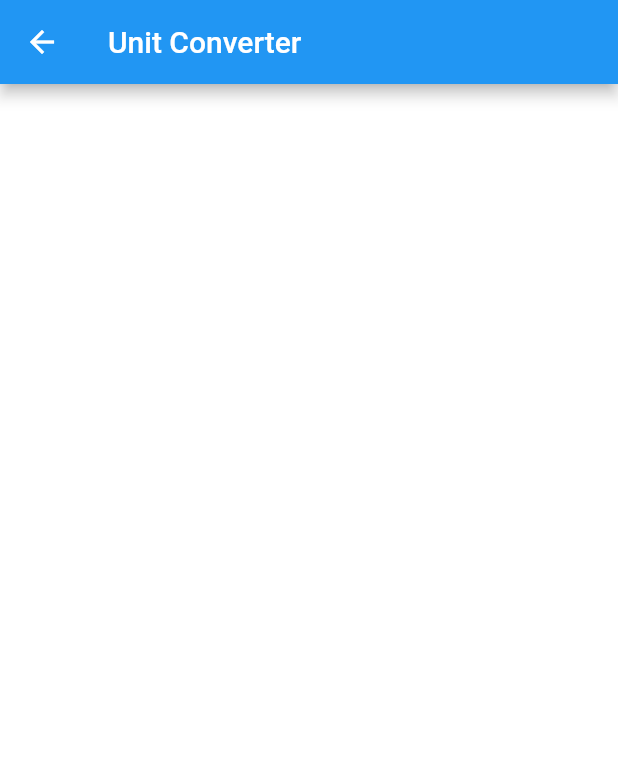
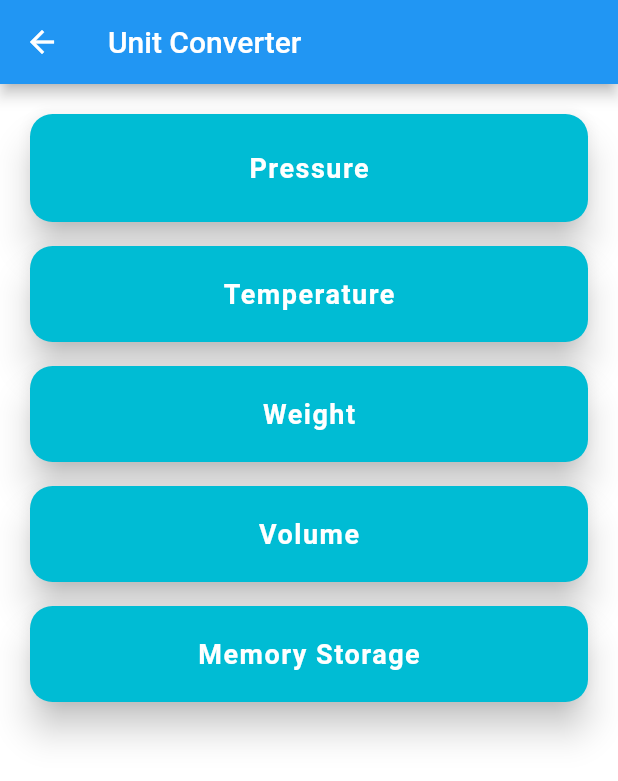
Before and after one commit to govindj6/enggtools, a Flutter app: the UnitConverter screen opened directly, on a phone screen of 412 x 824 dp. Shown: the top 781 px of the screen. Run offline on Flutter 3.47's test engine with Material 2 defaults, Android fonts, the phone set to English and light mode, and no system bars.

Commit message:
Created screen for unit conversion and created dropdown list also.

```diff
--- a/lib/UnitConverter.dart
+++ b/lib/UnitConverter.dart
@@ -1,17 +1,9 @@
+import 'package:enggtools/entities/Converter.dart';
 import 'package:flutter/cupertino.dart';
 import 'package:flutter/material.dart';
 
 class UnitConverter extends StatefulWidget {
   UnitConverter({Key? key, required this.title}) : super(key: key);
-
-  // This widget is the home page of your application. It is stateful, meaning
-  // that it has a State object (defined below) that contains fields that affect
-  // how it looks.
-
-  // This class is the configuration for the state. It holds the values (in this
-  // case the title) provided by the parent (in this case the App widget) and
-  // used by the build method of the State. Fields in a Widget subclass are
-  // always marked "final".
 
   final String title;
 
@@ -29,6 +21,166 @@ class _UnitConverter extends State<UnitConverter> {
         body: Container(
           color: Colors.white,
           padding: EdgeInsets.all(16.0),
+          child: Column(
+            //mainAxisAlignment: MainAxisAlignment.spaceEvenly,
+            children: [
+              GestureDetector(
+                onTap: () {
+                  Navigator.push(
+                    context,
+                    MaterialPageRoute(
+                        builder: (context) => Converter(title: 'Pressure')),
+                  );
+                },
+                child: Container(
+                  width: double.infinity,
+                  height: 80,
+                  child: Card(
+                    shape: RoundedRectangleBorder(
+                      borderRadius: BorderRadius.circular(15.0),
+                    ),
+                    color: Colors.cyan,
+                    elevation: 10,
+                    child: Center(
+                      child: Text(
+                        "Pressure",
+                        style: TextStyle(
+                            fontSize: 18.0,
+                            fontWeight: FontWeight.bold,
+                            color: Colors.white,
+                            letterSpacing: 1.0),
+                      ),
+                    ),
+                  ),
+                ),
+              ),
+              GestureDetector(
+                onTap: () {
+                  Navigator.push(
+                    context,
+                    MaterialPageRoute(
+                        builder: (context) => Converter(title: 'Temperature')),
+                  );
+                },
+                child: Container(
+                  width: double.infinity,
+                  height: 80,
+                  padding: EdgeInsets.only(top: 8.0),
+                  child: Card(
+                    shape: RoundedRectangleBorder(
+                      borderRadius: BorderRadius.circular(15.0),
+                    ),
+                    color: Colors.cyan,
+                    elevation: 10,
+                    child: Center(
+                      child: Text(
+                        "Temperature",
+                        style: TextStyle(
+                            fontSize: 18.0,
+                            fontWeight: FontWeight.bold,
+                            color: Colors.white,
+                            letterSpacing: 1.0),
+                      ),
+                    ),
+                  ),
+                ),
+              ),
+              GestureDetector(
+                onTap: () {
+                  Navigator.push(
+                    context,
+                    MaterialPageRoute(
+                        builder: (context) => Converter(title: 'Weight')),
+                  );
+                },
+                child: Container(
+                  width: double.infinity,
+                  height: 80,
+                  padding: EdgeInsets.only(top: 8.0),
+                  child: Card(
+                    shape: RoundedRectangleBorder(
+                      borderRadius: BorderRadius.circular(15.0),
+                    ),
+                    color: Colors.cyan,
+                    elevation: 10,
+                    child: Center(
+                      child: Text(
+                        "Weight",
+                        style: TextStyle(
+                            fontSize: 18.0,
+                            fontWeight: FontWeight.bold,
+                            color: Colors.white,
+                            letterSpacing: 1.0),
+                      ),
+                    ),
+                  ),
+                ),
+              ),
+              GestureDetector(
+                onTap: () {
+                  Navigator.push(
+                    context,
+                    MaterialPageRoute(
+                        builder: (context) => Converter(title: 'Volume')),
+                  );
+                },
+                child: Container(
+                  width: double.infinity,
+                  height: 80,
+                  padding: EdgeInsets.only(top: 8.0),
+                  child: Card(
+                    shape: RoundedRectangleBorder(
+                      borderRadius: BorderRadius.circular(15.0),
+                    ),
+                    color: Colors.cyan,
+                    elevation: 10,
+                    child: Center(
+                      child: Text(
+                        "Volume",
+                        style: TextStyle(
+                            fontSize: 18.0,
+                            fontWeight: FontWeight.bold,
+                            color: Colors.white,
+                            letterSpacing: 1.0),
+                      ),
+                    ),
+                  ),
+                ),
+              ),
+              GestureDetector(
+                onTap: () {
+                  Navigator.push(
+                    context,
+                    MaterialPageRoute(
+                        builder: (context) =>
+                            Converter(title: 'Memory Storage')),
+                  );
+                },
+                child: Container(
+                  width: double.infinity,
+                  height: 80,
+                  padding: EdgeInsets.only(top: 8.0),
+                  child: Card(
+                    shape: RoundedRectangleBorder(
+                      borderRadius: BorderRadius.circular(15.0),
+                    ),
+                    color: Colors.cyan,
+                    elevation: 10,
+                    child: Center(
+                      child: Text(
+                        "Memory Storage",
+                        style: TextStyle(
+                            fontSize: 18.0,
+                            fontWeight: FontWeight.bold,
+                            color: Colors.white,
+                            letterSpacing: 1.0),
+                      ),
+                    ),
+                  ),
+                ),
+              ),
+            ],
+          ),
         ));
   }
 }
```
Also changed, not shown: lib/entities/Converter.dart (added, +209 -0 lines).
